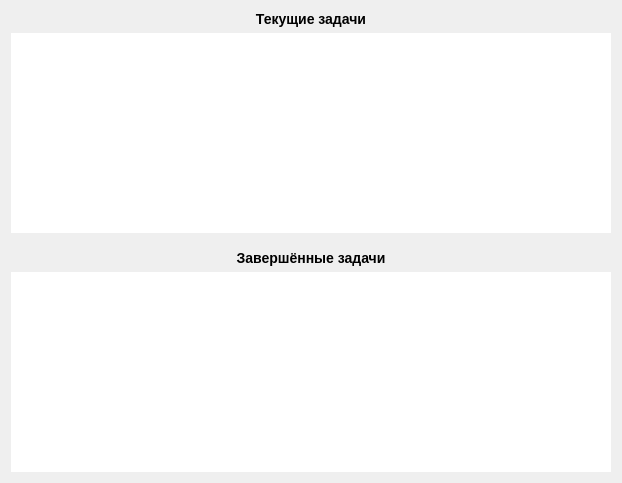
This is tickettable.ui in abdull-vetrom/TickteSystem as Qt 5 draws it before an edit. The edited form follows.
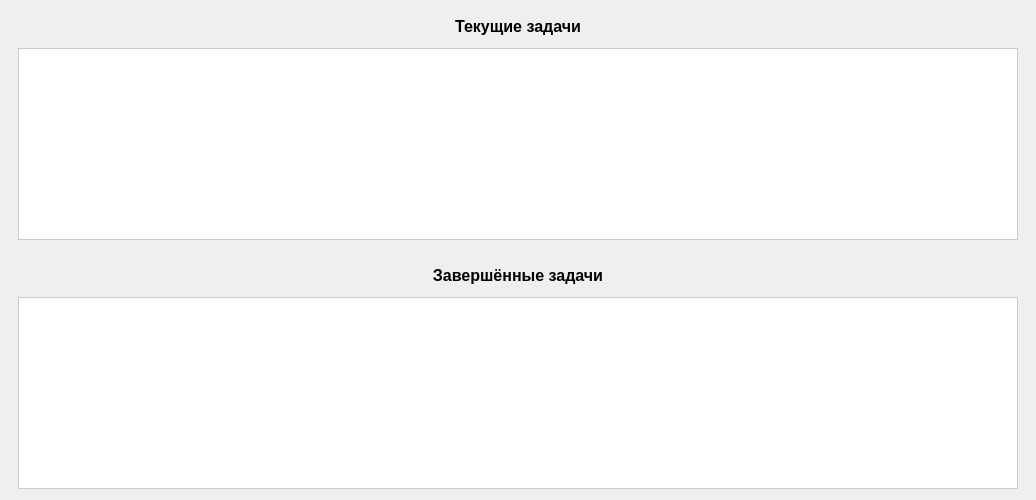
This is the edited form.

The edit to the form file:
```diff
--- a/tickettable.ui
+++ b/tickettable.ui
@@ -2,10 +2,36 @@
 <ui version="4.0">
  <class>TicketTableForm</class>
  <widget class="QWidget" name="TicketTableForm">
+  <property name="styleSheet">
+   <string notr="true">
+QTableView {
+    background: #ffffff;
+    border: 1px solid #ccc;
+    font-size: 13px;
+    gridline-color: #d0d0d0;
+    selection-background-color: #cce4ff;
+}
+
+QHeaderView::section {
+    background-color: #f1f1f1;
+    border: 1px solid #ccc;
+    padding: 4px;
+    font-weight: bold;
+    font-size: 13px;
+    color: #333;
+    border-top-left-radius: 4px;
+    border-top-right-radius: 4px;
+}
+
+QTableCornerButton::section {
+    border: none;
+}
+   </string>
+  </property>
   <layout class="QVBoxLayout" name="verticalLayout">
 
   <item>
-   <widget class="QLabel" name="labelDone">
+    <widget class="QLabel" name="labelCurrent">
     <property name="text">
      <string>Текущие задачи</string>
     </property>
@@ -13,58 +39,50 @@
      <set>Qt::AlignCenter</set>
     </property>
     <property name="styleSheet">
-     <string notr="true">font-weight: bold; font-size: 14px;</string>
+      <string notr="true">font-size: 16px; font-weight: bold; margin: 6px;</string>
     </property>
    </widget>
   </item>
 
-   <!-- Основная таблица -->
+   <!-- Центрированная основная таблица -->
+   <item>
+    <layout class="QHBoxLayout">
+     <item>
+      <spacer name="leftSpacer1">
+       <property name="orientation"><enum>Qt::Horizontal</enum></property>
+       <property name="sizeType"><enum>QSizePolicy::Expanding</enum></property>
+      </spacer>
+     </item>
    <item>
     <widget class="QTableView" name="tableView">
-     <property name="styleSheet">
-      <string notr="true">
-QTableView {
-    border: none;
-    gridline-color: black;
-}
-
-QHeaderView::section {
-    border: 1px solid black;
-    background: #f0f0f0;
-    font-weight: bold;
-}
-
-QTableCornerButton::section {
-    border: none;
-}
-      </string>
-     </property>
-     <property name="showGrid">
-      <bool>true</bool>
-     </property>
      <property name="minimumSize">
       <size>
-       <width>600</width>
-       <height>200</height>
-      </size>
-     </property>
-    </widget>
-   </item>
+         <width>1000</width>
+         <height>120</height>
+        </size>
+       </property>
+       <property name="showGrid">
+        <bool>true</bool>
+       </property>
+      </widget>
+     </item>
+     <item>
+      <spacer name="rightSpacer1">
+       <property name="orientation"><enum>Qt::Horizontal</enum></property>
+       <property name="sizeType"><enum>QSizePolicy::Expanding</enum></property>
+      </spacer>
+     </item>
+    </layout>
+   </item>
 
-   <!-- Отступ (фиксированная высота) -->
+   <!-- Отступ -->
    <item>
     <widget class="QWidget" name="spacerWidget">
      <property name="minimumSize">
-      <size>
-       <width>0</width>
-       <height>5</height>
-      </size>
+      <size><width>0</width><height>8</height></size>
      </property>
      <property name="maximumSize">
-      <size>
-       <width>16777215</width>
-       <height>5</height>
-      </size>
+      <size><width>16777215</width><height>8</height></size>
      </property>
     </widget>
    </item>
@@ -79,42 +97,40 @@
       <set>Qt::AlignCenter</set>
      </property>
      <property name="styleSheet">
-      <string notr="true">font-weight: bold; font-size: 14px;</string>
+      <string notr="true">font-size: 16px; font-weight: bold; margin: 6px;</string>
      </property>
     </widget>
    </item>
 
-   <!-- Таблица завершённых -->
+   <!-- Центрированная таблица завершённых -->
+   <item>
+    <layout class="QHBoxLayout">
+     <item>
+      <spacer name="leftSpacer2">
+       <property name="orientation"><enum>Qt::Horizontal</enum></property>
+       <property name="sizeType"><enum>QSizePolicy::Expanding</enum></property>
+      </spacer>
+     </item>
    <item>
     <widget class="QTableView" name="doneTableView">
-     <property name="styleSheet">
-      <string notr="true">
-QTableView {
-    border: none;
-    gridline-color: black;
-}
-
-QHeaderView::section {
-    border: 1px solid black;
-    background: #f0f0f0;
-    font-weight: bold;
-}
-
-QTableCornerButton::section {
-    border: none;
-}
-      </string>
-     </property>
-     <property name="showGrid">
-      <bool>true</bool>
-     </property>
      <property name="minimumSize">
       <size>
-       <width>600</width>
-       <height>200</height>
-      </size>
-     </property>
-    </widget>
+         <width>1000</width>
+         <height>120</height>
+        </size>
+       </property>
+       <property name="showGrid">
+        <bool>true</bool>
+       </property>
+      </widget>
+     </item>
+     <item>
+      <spacer name="rightSpacer2">
+       <property name="orientation"><enum>Qt::Horizontal</enum></property>
+       <property name="sizeType"><enum>QSizePolicy::Expanding</enum></property>
+      </spacer>
+     </item>
+    </layout>
    </item>
 
   </layout>
```
Left out of the diff: 3 changed lines with no effect on the pictures. Lines whose indentation alone changed are shown as unchanged.
